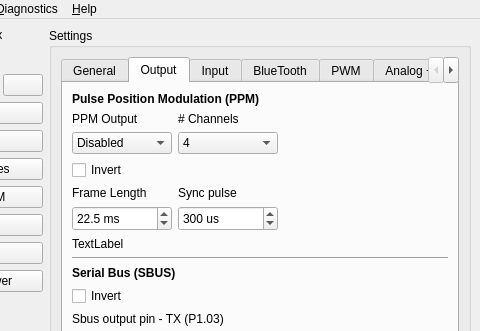
The window that gui/src/mainwindow.ui (dlktdr/HeadTracker) describes before a commit, drawn with Qt 5; both pictures show x 112 to 592 and y 0 to 331 of the 592 by 731 pixel window.
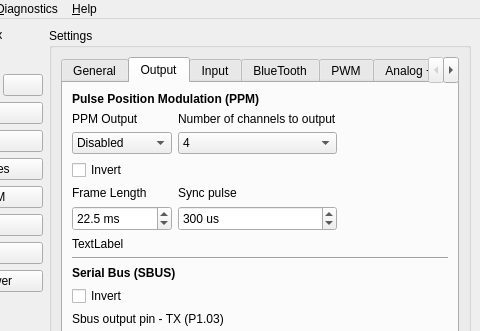
The same window after the commit. The open tabs and pages were chosen to show the change. Icons and pictures are not drawn. Custom widgets are drawn as their Qt base class.

```diff
--- a/gui/src/mainwindow.ui
+++ b/gui/src/mainwindow.ui
@@ -1119,7 +1119,7 @@
                  <item row="1" column="1">
                   <widget class="QLabel" name="label_28">
                    <property name="text">
-                    <string># Channels</string>
+                    <string>Number of channels to output</string>
                    </property>
                   </widget>
                  </item>
```
Left out of the diff: 2 changed lines with no effect on the pictures.
